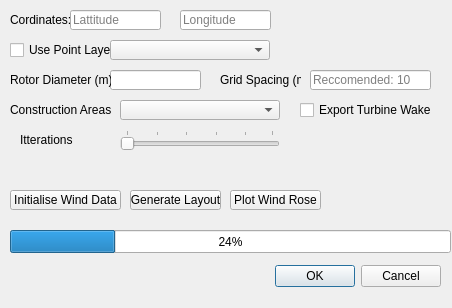
The window that layout_builder/wind_farm_dialog.ui (PranavJ-23/qgis-windfarm-layout-builder) describes before a commit, drawn with Qt 5.
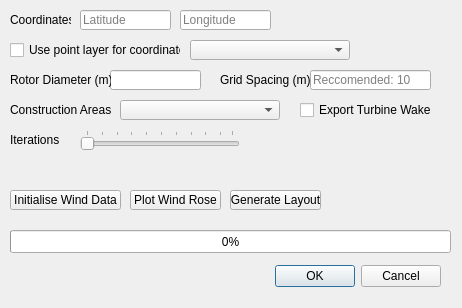
The same window after the commit. Custom widgets are drawn as their Qt base class.

Commit message: Edited function to handle multi-polygons and updated UI. Working prototype version with core functionality and basic UI.

What changed in the file:
```diff
--- a/layout_builder/wind_farm_dialog.ui
+++ b/layout_builder/wind_farm_dialog.ui
@@ -6,10 +6,28 @@
    <rect>
     <x>0</x>
     <y>0</y>
-    <width>452</width>
+    <width>462</width>
     <height>308</height>
    </rect>
   </property>
+  <property name="sizePolicy">
+   <sizepolicy hsizetype="Fixed" vsizetype="Fixed">
+    <horstretch>0</horstretch>
+    <verstretch>0</verstretch>
+   </sizepolicy>
+  </property>
+  <property name="minimumSize">
+   <size>
+    <width>462</width>
+    <height>308</height>
+   </size>
+  </property>
+  <property name="maximumSize">
+   <size>
+    <width>462</width>
+    <height>308</height>
+   </size>
+  </property>
   <property name="windowTitle">
    <string>Dialog</string>
   </property>
@@ -32,14 +50,14 @@
   <widget class="QLineEdit" name="lat_input">
    <property name="geometry">
     <rect>
-     <x>70</x>
+     <x>80</x>
      <y>10</y>
      <width>91</width>
      <height>20</height>
     </rect>
    </property>
    <property name="placeholderText">
-    <string>Lattitude</string>
+    <string>Latitude</string>
    </property>
   </widget>
   <widget class="QLineEdit" name="lon_input">
@@ -61,7 +79,7 @@
   <widget class="QgsMapLayerComboBox" name="coord_layer_combo">
    <property name="geometry">
     <rect>
-     <x>110</x>
+     <x>190</x>
      <y>40</y>
      <width>160</width>
      <height>20</height>
@@ -99,7 +117,7 @@
     <rect>
      <x>220</x>
      <y>70</y>
-     <width>81</width>
+     <width>91</width>
      <height>20</height>
     </rect>
    </property>
@@ -130,7 +148,7 @@
     </rect>
    </property>
    <property name="text">
-    <string>Cordinates:</string>
+    <string>Coordinates:</string>
    </property>
   </widget>
   <widget class="QCheckBox" name="use_point_layer_chk">
@@ -138,12 +156,12 @@
     <rect>
      <x>10</x>
      <y>40</y>
-     <width>101</width>
+     <width>171</width>
      <height>20</height>
     </rect>
    </property>
    <property name="text">
-    <string>Use Point Layer</string>
+    <string>Use point layer for coordinates</string>
    </property>
   </widget>
   <widget class="QgsMapLayerComboBox" name="construction_layer_combo">
@@ -195,13 +213,13 @@
     </rect>
    </property>
    <property name="value">
-    <number>24</number>
+    <number>0</number>
    </property>
   </widget>
   <widget class="QSlider" name="itterations_slider">
    <property name="geometry">
     <rect>
-     <x>120</x>
+     <x>80</x>
      <y>130</y>
      <width>160</width>
      <height>20</height>
@@ -225,18 +243,21 @@
    <property name="tickPosition">
     <enum>QSlider::TicksAbove</enum>
    </property>
+   <property name="tickInterval">
+    <number>5</number>
+   </property>
   </widget>
   <widget class="QLabel" name="label">
    <property name="geometry">
     <rect>
-     <x>20</x>
+     <x>10</x>
      <y>130</y>
      <width>81</width>
      <height>20</height>
     </rect>
    </property>
    <property name="text">
-    <string>Itterations</string>
+    <string>Iterations</string>
    </property>
   </widget>
   <widget class="QPushButton" name="init_wind_btn">
@@ -255,7 +276,7 @@
   <widget class="QPushButton" name="genrate_layout_btn">
    <property name="geometry">
     <rect>
-     <x>130</x>
+     <x>230</x>
      <y>190</y>
      <width>91</width>
      <height>20</height>
@@ -268,7 +289,7 @@
   <widget class="QPushButton" name="plot_wind_btn">
    <property name="geometry">
     <rect>
-     <x>230</x>
+     <x>130</x>
      <y>190</y>
      <width>91</width>
      <height>20</height>
```
Left out of the diff: 8 changed lines with no effect on the pictures. The commit also changes 5 other files.
